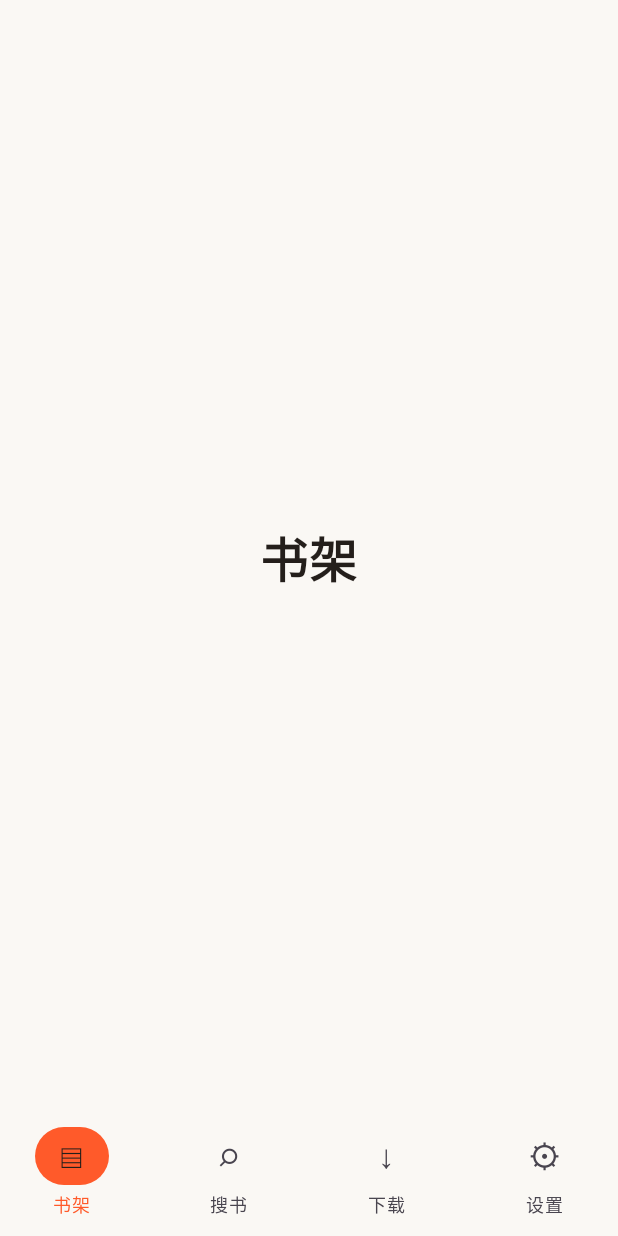
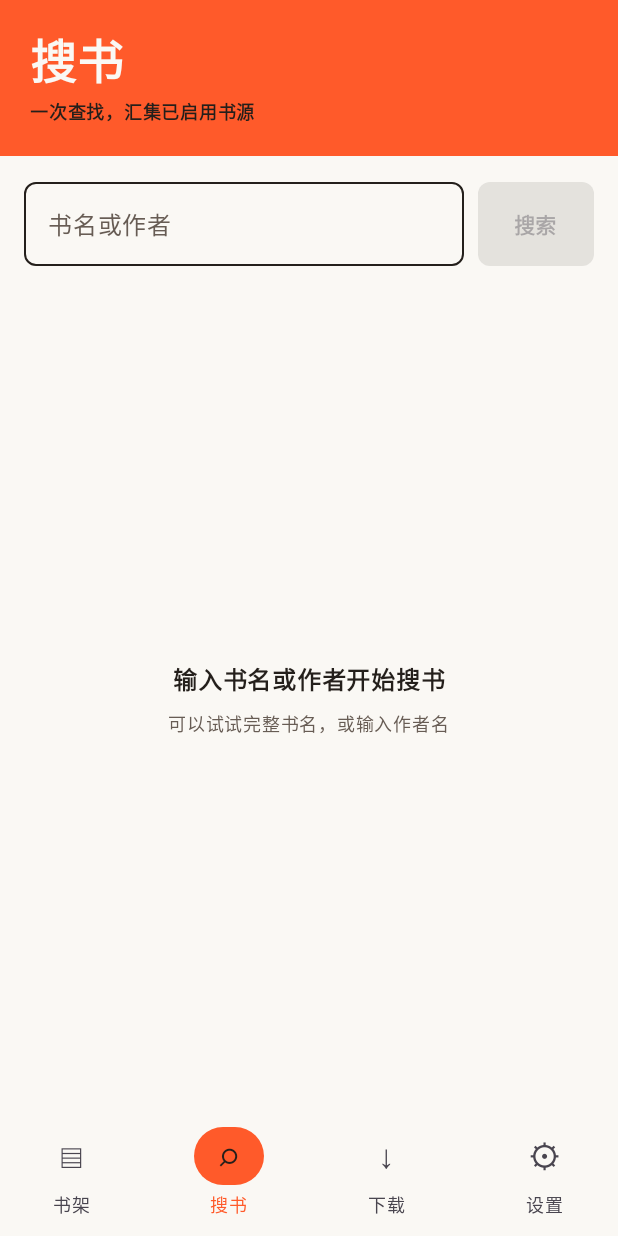
Before and after one commit to 143157/NovelRadar, an Android app built with Jetpack Compose: the screen it shows after launch (MainActivity), on a phone screen of 412 x 824 dp. Run offline under Robolectric (Android 15) with nearby library versions, the phone set to English and light mode, and no system bars; our stand-ins replace Room's generated code; libraries missing offline, so code that uses them is left out: com.dokar.quickjs, com.google.re2j; 4 statements that could not run were skipped.

Commit message:
feat: add progressive multi-source search UI

```diff
--- a/app/src/main/java/com/novelradar/app/MainActivity.kt
+++ b/app/src/main/java/com/novelradar/app/MainActivity.kt
@@ -11,7 +11,8 @@ class MainActivity : ComponentActivity() {
         super.onCreate(savedInstanceState)
         setContent {
             NovelRadarTheme {
-                NovelRadarApp()
+                val app = application as NovelRadarApplication
+                NovelRadarApp(app.container, app.bootstrapState)
             }
         }
     }
--- a/app/src/main/java/com/novelradar/app/app/NovelRadarApp.kt
+++ b/app/src/main/java/com/novelradar/app/app/NovelRadarApp.kt
@@ -1,24 +1,40 @@
 package com.novelradar.app.app
 
-import androidx.compose.foundation.layout.Box
+import androidx.activity.compose.BackHandler
+import androidx.compose.foundation.layout.Arrangement
+import androidx.compose.foundation.layout.Column
 import androidx.compose.foundation.layout.fillMaxSize
 import androidx.compose.foundation.layout.padding
+import androidx.compose.material3.Button
 import androidx.compose.material3.NavigationBar
 import androidx.compose.material3.NavigationBarItem
 import androidx.compose.material3.NavigationBarItemDefaults
 import androidx.compose.material3.Scaffold
 import androidx.compose.material3.Text
 import androidx.compose.runtime.Composable
+import androidx.compose.runtime.LaunchedEffect
 import androidx.compose.runtime.getValue
 import androidx.compose.runtime.mutableIntStateOf
+import androidx.compose.runtime.mutableStateOf
+import androidx.compose.runtime.produceState
+import androidx.compose.runtime.remember
 import androidx.compose.runtime.saveable.rememberSaveable
 import androidx.compose.runtime.setValue
 import androidx.compose.ui.Alignment
 import androidx.compose.ui.Modifier
 import androidx.compose.ui.text.font.FontWeight
+import androidx.compose.ui.unit.dp
 import androidx.compose.ui.unit.sp
+import androidx.lifecycle.ViewModel
+import androidx.lifecycle.ViewModelProvider
+import androidx.lifecycle.compose.collectAsStateWithLifecycle
+import androidx.lifecycle.viewmodel.compose.viewModel
+import com.novelradar.app.SourceBootstrapState
+import com.novelradar.app.feature.search.SearchScreen
+import com.novelradar.app.feature.search.SearchViewModel
 import com.novelradar.app.ui.theme.InkBlack
 import com.novelradar.app.ui.theme.SignalOrange
+import kotlinx.coroutines.flow.StateFlow
 
 private val destinations = listOf(
     "书架" to "▤",
@@ -28,11 +44,34 @@ private val destinations = listOf(
 )
 
 @Composable
-fun NovelRadarApp() {
-    var selectedIndex by rememberSaveable { mutableIntStateOf(0) }
+fun NovelRadarApp(container: AppContainer, bootstrapState: StateFlow<SourceBootstrapState>) {
+    // Search is the first useful destination while bookshelf and reader pages are being built.
+    var selectedIndex by rememberSaveable { mutableIntStateOf(1) }
+    var selectedBookId by rememberSaveable { mutableStateOf<String?>(null) }
+    val searchFactory = remember(container) {
+        object : ViewModelProvider.Factory {
+            override fun <T : ViewModel> create(modelClass: Class<T>): T {
+                require(modelClass == SearchViewModel::class.java)
+                @Suppress("UNCHECKED_CAST")
+                return SearchViewModel(container.aggregateSearch::search, container.books) as T
+            }
+        }
+    }
+    val searchViewModel: SearchViewModel = viewModel(factory = searchFactory)
+    val searchState by searchViewModel.uiState.collectAsStateWithLifecycle()
+    val preparation by bootstrapState.collectAsStateWithLifecycle()
+
+    LaunchedEffect(searchViewModel) {
+        searchViewModel.navigation.collect { bookId ->
+            selectedBookId = bookId
+            selectedIndex = 1
+        }
+    }
+    BackHandler(enabled = selectedBookId != null) { selectedBookId = null }
 
     Scaffold(
         bottomBar = {
+            if (selectedBookId == null) {
                 NavigationBar {
                     destinations.forEachIndexed { index, (label, symbol) ->
                         NavigationBarItem(
@@ -48,17 +87,41 @@ fun NovelRadarApp() {
                         )
                     }
                 }
+            }
         },
     ) { contentPadding ->
-        Box(
-            modifier = Modifier.fillMaxSize().padding(contentPadding),
-            contentAlignment = Alignment.Center,
-        ) {
-            Text(
-                text = destinations[selectedIndex].first,
-                fontSize = 32.sp,
-                fontWeight = FontWeight.Bold,
+        val modifier = Modifier.fillMaxSize().padding(contentPadding)
+        when {
+            selectedBookId != null -> BookDetailPreview(requireNotNull(selectedBookId), container, { selectedBookId = null }, modifier)
+            selectedIndex == 1 -> SearchScreen(
+                state = searchState,
+                onQueryChanged = searchViewModel::onQueryChanged,
+                onSubmit = searchViewModel::submit,
+                onRetry = searchViewModel::retryFailed,
+                onResultSelected = searchViewModel::selectResult,
+                sourcesReady = preparation == SourceBootstrapState.Ready,
+                bootstrapFailed = preparation == SourceBootstrapState.Failed,
+                modifier = modifier,
             )
+            else -> Column(modifier, horizontalAlignment = Alignment.CenterHorizontally,
+                verticalArrangement = Arrangement.Center) {
+                Text(destinations[selectedIndex].first, fontSize = 30.sp, fontWeight = FontWeight.Bold)
+                Text("即将加入", Modifier.padding(top = 8.dp))
             }
         }
     }
+}
+
+@Composable
+private fun BookDetailPreview(bookId: String, container: AppContainer, onBack: () -> Unit, modifier: Modifier) {
+    val book by produceState<com.novelradar.app.domain.model.Book?>(initialValue = null, bookId) {
+        value = container.books.getBook(bookId)
+    }
+    Column(modifier.padding(20.dp), verticalArrangement = Arrangement.spacedBy(12.dp)) {
+        Button(onClick = onBack) { Text("返回搜书") }
+        Text(book?.bookName ?: "正在打开书籍…", fontSize = 26.sp, fontWeight = FontWeight.Bold, color = InkBlack)
+        book?.author?.takeIf(String::isNotBlank)?.let { Text(it, color = InkBlack) }
+        Text("书籍编号：$bookId", fontSize = 11.sp, color = InkBlack)
+        Text("书籍详情和章节阅读正在接入。", fontSize = 14.sp, color = InkBlack)
+    }
+}
--- a/app/src/main/java/com/novelradar/app/domain/search/SearchSnapshot.kt
+++ b/app/src/main/java/com/novelradar/app/domain/search/SearchSnapshot.kt
@@ -18,5 +18,6 @@ data class SearchSnapshot(
     val totalSources: Int = 0,
     val activeSources: Set<String> = emptySet(),
     val failures: Map<String, SourceFailure> = emptyMap(),
+    val sourceNames: Map<String, String> = emptyMap(),
     val lastEvent: SearchEvent? = null,
 )
--- /dev/null
+++ b/app/src/main/java/com/novelradar/app/feature/search/SearchScreen.kt
@@ -0,0 +1,194 @@
+package com.novelradar.app.feature.search
+
+import androidx.compose.foundation.BorderStroke
+import androidx.compose.foundation.clickable
+import androidx.compose.foundation.layout.Arrangement
+import androidx.compose.foundation.layout.Box
+import androidx.compose.foundation.layout.Column
+import androidx.compose.foundation.layout.Row
+import androidx.compose.foundation.layout.Spacer
+import androidx.compose.foundation.layout.fillMaxSize
+import androidx.compose.foundation.layout.fillMaxWidth
+import androidx.compose.foundation.layout.height
+import androidx.compose.foundation.layout.padding
+import androidx.compose.foundation.lazy.LazyColumn
+import androidx.compose.foundation.lazy.items
+import androidx.compose.foundation.shape.RoundedCornerShape
+import androidx.compose.foundation.text.KeyboardActions
+import androidx.compose.foundation.text.KeyboardOptions
+import androidx.compose.material3.Button
+import androidx.compose.material3.ButtonDefaults
+import androidx.compose.material3.OutlinedTextField
+import androidx.compose.material3.OutlinedTextFieldDefaults
+import androidx.compose.material3.Surface
+import androidx.compose.material3.Text
+import androidx.compose.runtime.Composable
+import androidx.compose.runtime.getValue
+import androidx.compose.runtime.mutableStateOf
+import androidx.compose.runtime.saveable.rememberSaveable
+import androidx.compose.runtime.setValue
+import androidx.compose.ui.Alignment
+import androidx.compose.ui.Modifier
+import androidx.compose.ui.platform.testTag
+import androidx.compose.ui.text.font.FontWeight
+import androidx.compose.ui.text.input.ImeAction
+import androidx.compose.ui.text.style.TextOverflow
+import androidx.compose.ui.unit.dp
+import androidx.compose.ui.unit.sp
+import com.novelradar.app.domain.model.SourceFailure
+import com.novelradar.app.domain.search.AggregatedBookResult
+import com.novelradar.app.ui.theme.CanvasWhite
+import com.novelradar.app.ui.theme.Hairline
+import com.novelradar.app.ui.theme.InkBlack
+import com.novelradar.app.ui.theme.QuietInk
+import com.novelradar.app.ui.theme.SignalOrange
+import com.novelradar.app.ui.theme.SourceGreen
+
+@Composable
+fun SearchScreen(
+    state: SearchUiState,
+    onQueryChanged: (String) -> Unit,
+    onSubmit: () -> Unit,
+    onRetry: () -> Unit = {},
+    onResultSelected: (AggregatedBookResult) -> Unit = {},
+    sourcesReady: Boolean = true,
+    bootstrapFailed: Boolean = false,
+    modifier: Modifier = Modifier,
+) {
+    var failuresExpanded by rememberSaveable { mutableStateOf(false) }
+    Column(modifier.fillMaxSize()) {
+        Surface(color = SignalOrange, modifier = Modifier.fillMaxWidth()) {
+            Column(Modifier.padding(horizontal = 20.dp, vertical = 17.dp)) {
+                Text("搜书", color = CanvasWhite, fontSize = 31.sp, fontWeight = FontWeight.Black)
+                Text("一次查找，汇集已启用书源", color = InkBlack, fontSize = 12.sp, fontWeight = FontWeight.SemiBold)
+            }
+        }
+        Row(
+            Modifier.fillMaxWidth().padding(start = 16.dp, end = 16.dp, top = 17.dp),
+            horizontalArrangement = Arrangement.spacedBy(9.dp),
+            verticalAlignment = Alignment.CenterVertically,
+        ) {
+            OutlinedTextField(
+                value = state.query,
+                onValueChange = onQueryChanged,
+                modifier = Modifier.weight(1f).testTag("search_input"),
+                placeholder = { Text("书名或作者", color = QuietInk) },
+                singleLine = true,
+                shape = RoundedCornerShape(8.dp),
+                keyboardOptions = KeyboardOptions(imeAction = ImeAction.Search),
+                keyboardActions = KeyboardActions(onSearch = { if (sourcesReady) onSubmit() }),
+                colors = OutlinedTextFieldDefaults.colors(
+                    focusedBorderColor = SignalOrange,
+                    unfocusedBorderColor = InkBlack,
+                    focusedTextColor = InkBlack,
+                    unfocusedTextColor = InkBlack,
+                ),
+            )
+            Button(
+                onClick = onSubmit,
+                enabled = sourcesReady && state.query.isNotBlank(),
+                modifier = Modifier.height(56.dp).testTag("search_submit"),
+                shape = RoundedCornerShape(8.dp),
+                colors = ButtonDefaults.buttonColors(containerColor = InkBlack, contentColor = CanvasWhite),
+            ) { Text("搜索", fontWeight = FontWeight.Bold) }
+        }
+        if (!sourcesReady) {
+            Text(
+                if (bootstrapFailed) "书源准备失败，请重新打开应用" else "正在准备书源…",
+                Modifier.padding(horizontal = 20.dp, vertical = 10.dp),
+                color = QuietInk,
+                fontSize = 12.sp,
+            )
+        }
+        if (state.hasSearched) {
+            Row(
+                Modifier.fillMaxWidth().padding(horizontal = 16.dp, vertical = 12.dp)
+                    .testTag("search_progress"),
+                verticalAlignment = Alignment.CenterVertically,
+                horizontalArrangement = Arrangement.SpaceBetween,
+            ) {
+                Surface(shape = RoundedCornerShape(7.dp), border = BorderStroke(1.dp, Hairline), color = CanvasWhite) {
+                    Text(
+                        "已完成 ${state.completedSources} / ${state.totalSources} 个书源",
+                        Modifier.padding(horizontal = 10.dp, vertical = 7.dp),
+                        color = if (state.searching) InkBlack else SourceGreen,
+                        fontSize = 12.sp,
+                        fontWeight = FontWeight.SemiBold,
+                    )
+                }
+                if (state.searching) Text("搜索中…", color = QuietInk, fontSize = 12.sp)
+            }
+        } else Spacer(Modifier.height(14.dp))
+        if (state.failures.isNotEmpty()) {
+            Column(Modifier.fillMaxWidth().padding(horizontal = 16.dp)) {
+                Surface(
+                    modifier = Modifier.fillMaxWidth().clickable { failuresExpanded = !failuresExpanded },
+                    shape = RoundedCornerShape(7.dp),
+                    color = CanvasWhite,
+                    border = BorderStroke(1.dp, Hairline),
+                ) {
+                    Row(Modifier.padding(11.dp), horizontalArrangement = Arrangement.SpaceBetween) {
+                        Text("${state.failures.size} 个书源未完成", color = InkBlack, fontWeight = FontWeight.SemiBold,
+                            fontSize = 12.sp)
+                        Text(if (failuresExpanded) "收起" else "查看原因", color = SignalOrange, fontSize = 12.sp)
+                    }
+                }
+                if (failuresExpanded) {
+                    state.failures.toSortedMap().forEach { (sourceId, failure) ->
+                        Text("${state.sourceNames[sourceId] ?: sourceId} · ${failure.label()}", Modifier.padding(start = 10.dp, top = 7.dp),
+                            color = QuietInk, fontSize = 12.sp, maxLines = 2, overflow = TextOverflow.Ellipsis)
+                    }
+                    Text("重新搜索", Modifier.clickable(onClick = onRetry).padding(10.dp), color = SignalOrange,
+                        fontSize = 12.sp, fontWeight = FontWeight.Bold)
+                }
+            }
+            Spacer(Modifier.height(8.dp))
+        }
+        state.errorMessage?.let { message ->
+            Text(message, Modifier.padding(horizontal = 18.dp, vertical = 5.dp), color = SignalOrange, fontSize = 12.sp)
+        }
+        if (state.results.isEmpty()) {
+            Box(Modifier.fillMaxWidth().weight(1f).padding(24.dp), contentAlignment = Alignment.Center) {
+                Column(horizontalAlignment = Alignment.CenterHorizontally) {
+                    Text(
+                        when {
+                            !state.hasSearched -> "输入书名或作者开始搜书"
+                            state.searching -> "正在查找，结果会逐条出现"
+                            state.totalSources == 0 -> "还没有启用可搜索的书源"
+                            else -> "没有找到匹配的书"
+                        },
+                        color = InkBlack,
+                        fontWeight = FontWeight.Bold,
+                        fontSize = 16.sp,
+                    )
+                    Spacer(Modifier.height(6.dp))
+                    Text(
+                        if (!state.hasSearched) "可以试试完整书名，或输入作者名" else "可检查书名，或到设置中查看书源状态",
+                        color = QuietInk,
+                        fontSize = 12.sp,
+                    )
+                }
+            }
+        } else {
+            LazyColumn(
+                modifier = Modifier.fillMaxWidth().weight(1f).testTag("search_results"),
+                contentPadding = androidx.compose.foundation.layout.PaddingValues(start = 16.dp, end = 16.dp, bottom = 18.dp),
+                verticalArrangement = Arrangement.spacedBy(11.dp),
+            ) {
+                items(state.results, key = { it.bookKey }) { result ->
+                    SearchResultCard(result, onClick = { onResultSelected(result) })
+                }
+            }
+        }
+    }
+}
+
+private fun SourceFailure.label(): String = when (this) {
+    SourceFailure.Timeout -> "连接超时"
+    is SourceFailure.Http -> "网站返回 $code"
+    is SourceFailure.Decode -> "网页编码错误"
+    is SourceFailure.Parse -> "网页结构已变化"
+    SourceFailure.VerificationRequired -> "网站需要验证"
+    is SourceFailure.UnsafeRule -> "书源规则不可用"
+    is SourceFailure.Unexpected -> "连接或解析失败"
+}
--- /dev/null
+++ b/app/src/main/java/com/novelradar/app/feature/search/SearchUiState.kt
@@ -0,0 +1,16 @@
+package com.novelradar.app.feature.search
+
+import com.novelradar.app.domain.model.SourceFailure
+import com.novelradar.app.domain.search.AggregatedBookResult
+
+data class SearchUiState(
+    val query: String = "",
+    val hasSearched: Boolean = false,
+    val searching: Boolean = false,
+    val completedSources: Int = 0,
+    val totalSources: Int = 0,
+    val results: List<AggregatedBookResult> = emptyList(),
+    val failures: Map<String, SourceFailure> = emptyMap(),
+    val sourceNames: Map<String, String> = emptyMap(),
+    val errorMessage: String? = null,
+)
--- a/app/src/main/java/com/novelradar/app/ui/theme/Color.kt
+++ b/app/src/main/java/com/novelradar/app/ui/theme/Color.kt
@@ -5,3 +5,7 @@ import androidx.compose.ui.graphics.Color
 val SignalOrange = Color(0xFFFF5A2A)
 val CanvasWhite = Color(0xFFFAF8F4)
 val InkBlack = Color(0xFF241F1B)
+val CardPaper = Color(0xFFFFFDF9)
+val QuietInk = Color(0xFF675C54)
+val Hairline = Color(0xFFCFBFB1)
+val SourceGreen = Color(0xFF226B54)
```
Also changed, not shown: app/src/main/java/com/novelradar/app/domain/search/AggregateSearchUseCase.kt (+7 -1 lines), app/src/main/java/com/novelradar/app/feature/search/SearchResultCard.kt (added, +105 -0 lines), app/src/main/java/com/novelradar/app/feature/search/SearchViewModel.kt (added, +101 -0 lines), 3 other files. Lines whose indentation alone changed are shown as unchanged.
